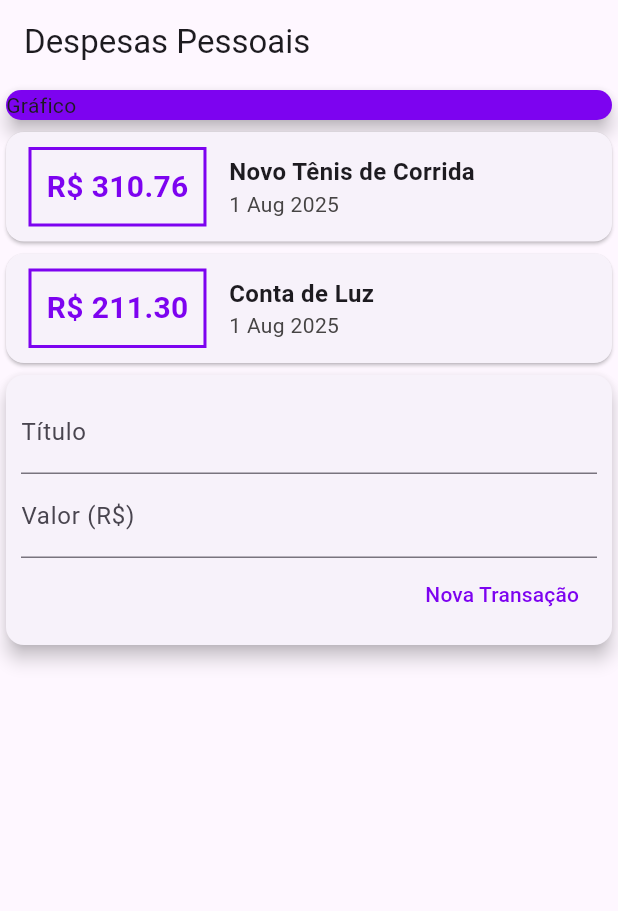
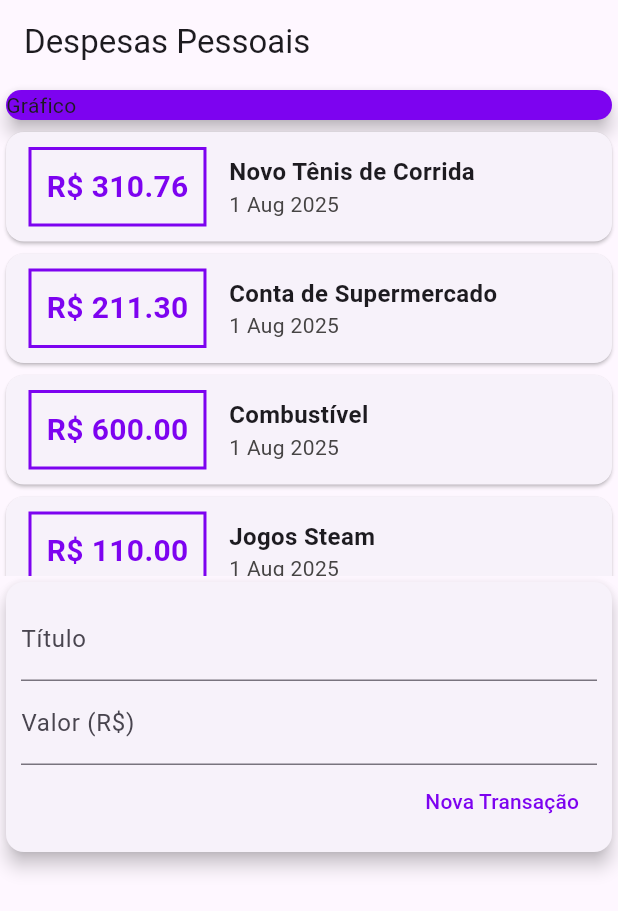
Before and after one commit to miguela-brandelli/expenses_app, a Flutter app: the screen it shows after launch, after a tap on "Nova Transação", on a phone screen of 412 x 824 dp. Shown: the top 911 px of the screen. Run offline on Flutter 3.47's test engine with Material 3 defaults, Android fonts, the phone set to English and light mode, and no system bars.

Commit message:
Mais atualizações no app de finaças pessoais

```diff
--- a/lib/components/transaction_list.dart
+++ b/lib/components/transaction_list.dart
@@ -1,4 +1,4 @@
-// ignore_for_file: use_key_in_widget_constructors, prefer_const_constructors_in_immutables
+// ignore_for_file: use_key_in_widget_constructors, prefer_const_constructors_in_immutables, sized_box_for_whitespace, prefer_const_constructors
 
 import 'package:flutter/material.dart';
 import 'package:expenses_app/models/transaction.dart';
@@ -9,9 +9,11 @@ class TransactionList extends StatelessWidget {
 
   TransactionList(this.transactions);
 
-  @override
-  Widget build(BuildContext context) {
-    return Column(
+@override
+Widget build(BuildContext context) {
+  return Container(
+    height: 300,
+    child: ListView(
       children: transactions.map((tr) {
         return Card(
           child: Row(
@@ -59,6 +61,7 @@ class TransactionList extends StatelessWidget {
           ),
         );
       }).toList(),
-    );
-  }
+    ),
+  );
 }
+}
--- /dev/null
+++ b/lib/components/transaction_user.dart
@@ -0,0 +1,88 @@
+// ignore_for_file: use_key_in_widget_constructors, library_private_types_in_public_api
+
+import 'dart:math';
+
+import 'package:flutter/material.dart';
+import 'transactions_form.dart';
+import 'transaction_list.dart';
+import '../models/transaction.dart';
+
+class TransactionUser extends StatefulWidget{
+  @override
+  _TransactionUserState createState() => _TransactionUserState();
+}
+
+class _TransactionUserState extends State<TransactionUser> {
+   final _transactions = [
+    Transaction(
+      id: 't1',
+      title: 'Novo Tênis de Corrida',
+      value: 310.76,
+      date: DateTime.now(),
+    ),
+    Transaction(
+      id: 't2',
+      title: 'Conta de Supermercado',
+      value: 211.30,
+      date: DateTime.now(),
+    ),
+    Transaction(
+      id: 't3',
+      title: 'Combustível',
+      value: 600.00,
+      date: DateTime.now(),
+    ),
+    Transaction(
+      id: 't4',
+      title: 'Jogos Steam',
+      value: 110.00,
+      date: DateTime.now(),
+    ),
+    Transaction(
+      id: 't5',
+      title: 'CDs de Música',
+      value: 45.50,
+      date: DateTime.now(),
+    ),
+    Transaction(
+      id: 't6',
+      title: 'Aluguel de Filme',
+      value: 15.00,
+      date: DateTime.now(),
+    ),
+    Transaction(
+      id: 't7',
+      title: 'Assinatura de Streaming',
+      value: 29.90,
+      date: DateTime.now(),
+    ),
+    Transaction(
+      id: 't8',
+      title: 'Livros Digitais',
+      value: 75.00,
+      date: DateTime.now(),
+    ),
+  ];
+
+  _addTransaction(String title, double value) {
+    final newTransaction = Transaction(
+      id: Random().nextDouble().toString(),
+      title: title,
+      value: value,
+      date: DateTime.now(),
+    );
+
+    setState(() {
+      _transactions.add(newTransaction);
+    });
+  }
+  @override
+  Widget build(BuildContext context) {
+    return Column(
+      children: <Widget>[
+        TransactionList(_transactions),
+        TransactionsForm(_addTransaction),
+      ],
+    );
+  }
+}
--- a/lib/components/transactions_form.dart
+++ b/lib/components/transactions_form.dart
@@ -1,8 +1,14 @@
+// ignore_for_file: use_key_in_widget_constructors
+
 import 'package:flutter/material.dart';
 
 class TransactionsForm extends StatelessWidget {
   final titleController = TextEditingController();
   final valueController = TextEditingController();
+
+  final void Function(String, double) onSubmit;
+
+  TransactionsForm(this.onSubmit);
 
   @override
   Widget build(BuildContext context) {
@@ -35,8 +41,9 @@ class TransactionsForm extends StatelessWidget {
                     ),
                   ),
                   onPressed: () {
-                    print(titleController.text);
-                    print(valueController.text);
+                    final title = titleController.text;
+                    final value = double.tryParse(valueController.text) ?? 0.0;
+                    onSubmit(title, value);
                   },
                 )
               ],
--- a/lib/main.dart
+++ b/lib/main.dart
@@ -1,9 +1,7 @@
-// ignore_for_file: use_super_parameters, sort_child_properties_last, avoid_print
-
-import 'package:expenses_app/components/transaction_list.dart';
-import 'package:expenses_app/components/transactions_form.dart';
+// ignore_for_file: use_super_parameters, sort_child_properties_last, avoid_print, unnecessary_import, prefer_const_constructors_in_immutables, avoid_unnecessary_containers, prefer_const_constructors
 import 'package:flutter/material.dart';
-import 'models/transaction.dart';
+import 'package:flutter/widgets.dart';
+import 'components/transaction_user.dart';
 
 main() => runApp(const ExpensesApp());
 
@@ -11,27 +9,14 @@
   const ExpensesApp({Key? key}) : super(key: key);
   @override
   Widget build(BuildContext context) {
-    return MaterialApp(home: MyHomePage());
+    return MaterialApp(
+      home: MyHomePage(),
+    );
   }
 }
 
 class MyHomePage extends StatelessWidget {
   MyHomePage({Key? key}) : super(key: key);
-
-  final transactions = [
-    Transaction(
-      id: 't1',
-      title: 'Novo Tênis de Corrida',
-      value: 310.76,
-      date: DateTime.now(),
-    ),
-    Transaction(
-      id: 't2',
-      title: 'Conta de Luz',
-      value: 211.30,
-      date: DateTime.now(),
-    ),
-  ];
 
   @override
   Widget build(BuildContext context) {
@@ -39,19 +24,20 @@
       appBar: AppBar(
         title: const Text('Despesas Pessoais'),
       ),
-      body: Column(
+      body: SingleChildScrollView(
+        child: Column(
           crossAxisAlignment: CrossAxisAlignment.stretch,
-        children: [
-          const SizedBox(
+          children: <Widget>[
+            Container(
               child: Card(
                 color: Color.fromARGB(255, 125, 3, 240),
                 child: Text('Gráfico'),
                 elevation: 5,
               ),
             ),
-          TransactionList(transactions),
-          TransactionsForm(),
+            TransactionUser(),
           ],
+        ),
       ),
     );
   }
```
Lines whose indentation alone changed are shown as unchanged.
